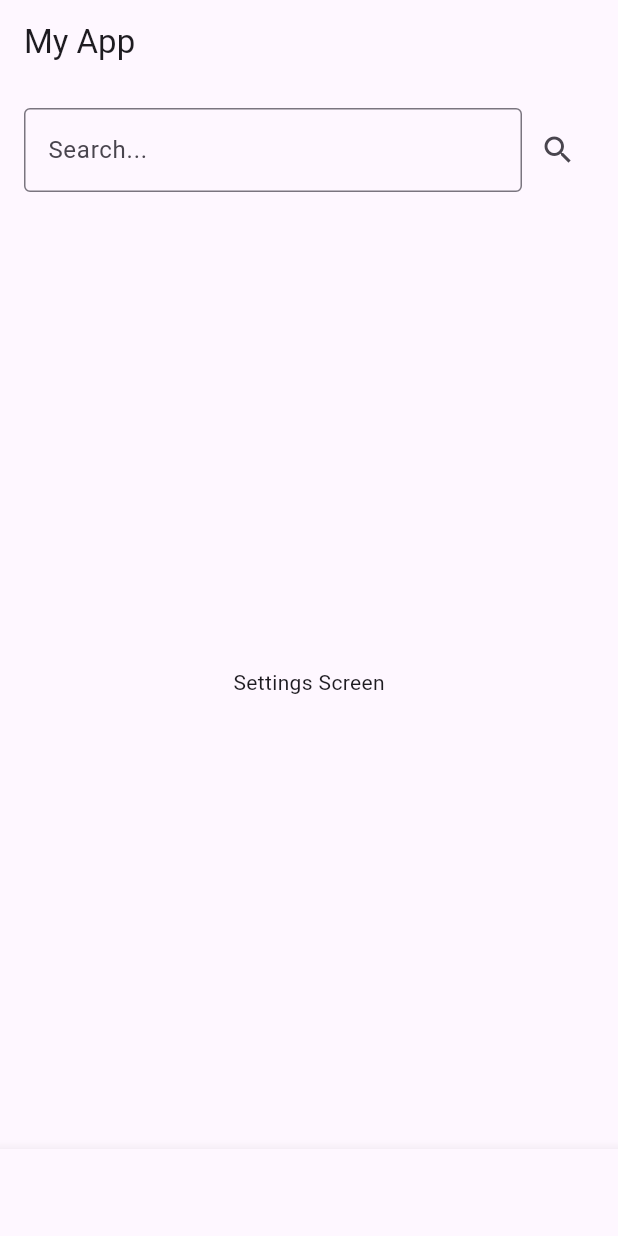
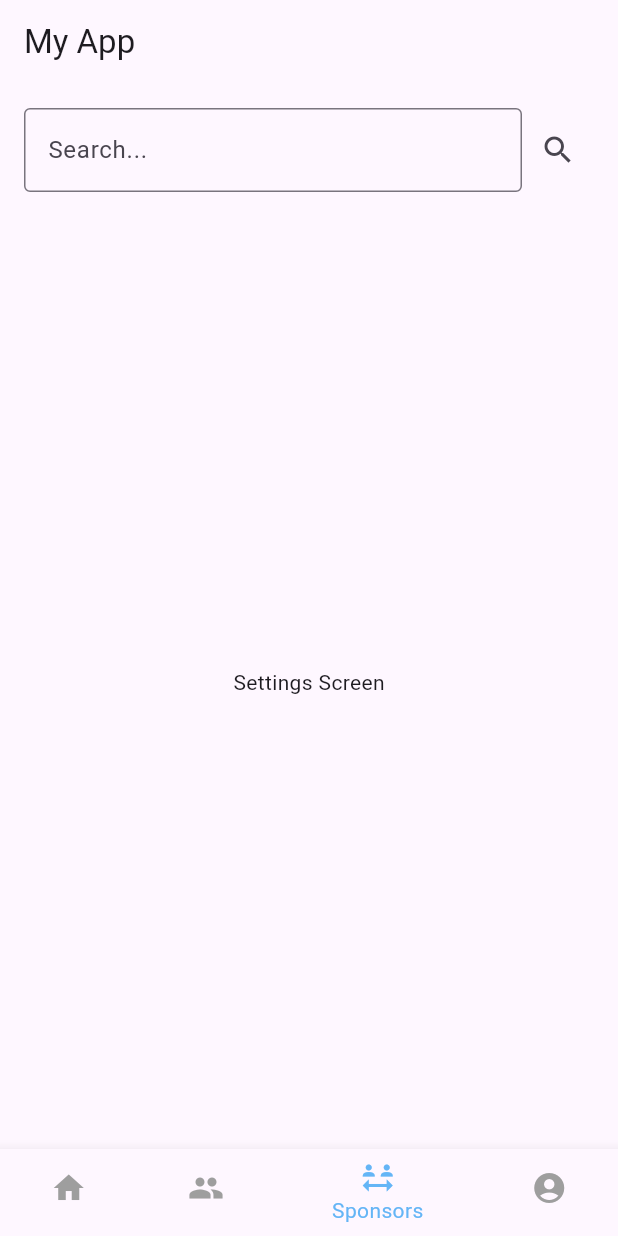
Before and after one commit to B-kash/sign-dictionary, a Flutter app: the screen it shows after launch, item 3 of the bottom bar chosen, on a phone screen of 412 x 824 dp. Run offline on Flutter 3.47's test engine with Material 3 defaults, Android fonts, the phone set to English and light mode, and no system bars; statements that could not run were skipped.

Commit message:
♻️ add navigation

```diff
--- a/lib/main.dart
+++ b/lib/main.dart
@@ -15,7 +15,8 @@ class MyApp extends StatelessWidget {
     return MaterialApp(
       title: 'Flutter Demo',
       theme: ThemeData(
-        colorScheme: ColorScheme.fromSeed(seedColor: Colors.deepPurple),
+        primarySwatch: Colors.blue,
+        visualDensity: VisualDensity.adaptivePlatformDensity,
         useMaterial3: true,
       ),
       home: FutureBuilder(
@@ -30,7 +31,8 @@ class MyApp extends StatelessWidget {
       ),
     );
   }
-    Future<void> _initializeApp() async {
+
+  Future<void> _initializeApp() async {
     await Future.delayed(Duration(seconds: 3)); // Adjust delay as needed
   }
 }
@@ -54,7 +56,6 @@ class _MyHomePageState extends State<MyHomePage> {
 
   @override
   Widget build(BuildContext context) {
-
     return Scaffold(
       appBar: AppBar(
         backgroundColor: Theme.of(context).colorScheme.inversePrimary,
--- a/lib/screens/main_screen.dart
+++ b/lib/screens/main_screen.dart
@@ -16,6 +16,7 @@ class _MainScreenState extends State<MainScreen> {
     Center(child: Text('Home Screen')),
     Center(child: Text('Search Screen')),
     Center(child: Text('Settings Screen')),
+    Center(child: Text('Profile Screen')),
   ];
 
   void _onTabSelected(int index) {
@@ -34,7 +35,7 @@ class _MainScreenState extends State<MainScreen> {
           Expanded(child: _screens[_selectedIndex]), // Dynamic screen
         ],
       ),
-      bottomNavigationBar: nav.NavigationBar(onTabSelected: _onTabSelected),
+      bottomNavigationBar: nav.NavigationBar(onTabSelected: _onTabSelected, currentIndex: _selectedIndex),
     );
   }
 }
--- a/lib/widgets/navigation_bar.dart
+++ b/lib/widgets/navigation_bar.dart
@@ -2,13 +2,24 @@ import 'package:flutter/material.dart';
 
 class NavigationBar extends StatelessWidget {
   final ValueChanged<int> onTabSelected;
+  int currentIndex;
 
-  NavigationBar({required this.onTabSelected});
+  onTabPressed(int index) {
+    currentIndex = index;
+    onTabSelected(index);
+  }
+
+  NavigationBar({super.key, required this.onTabSelected, required this.currentIndex});
 
   @override
   Widget build(BuildContext context) {
     return BottomNavigationBar(
-      onTap: onTabSelected,
+      onTap: onTabPressed,
+      currentIndex: currentIndex,
+      backgroundColor: Colors.blue[50], // Set background color of the nav bar
+      selectedItemColor: Colors.blue[300], // Color of the selected item
+      unselectedItemColor: Colors.grey, // Color of the unselected items
+      elevation: 8.0, // Optional: add shadow for a more prominent effect
       items: const [
         BottomNavigationBarItem(
           icon: Icon(Icons.home),
```
